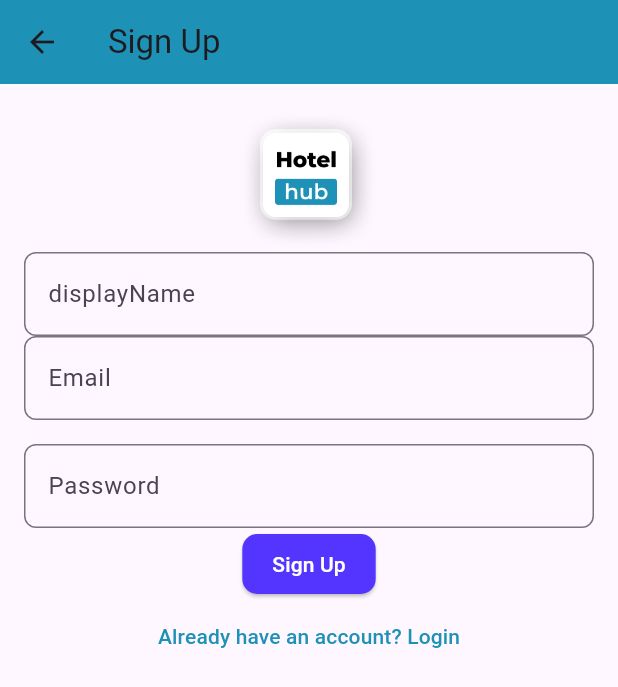
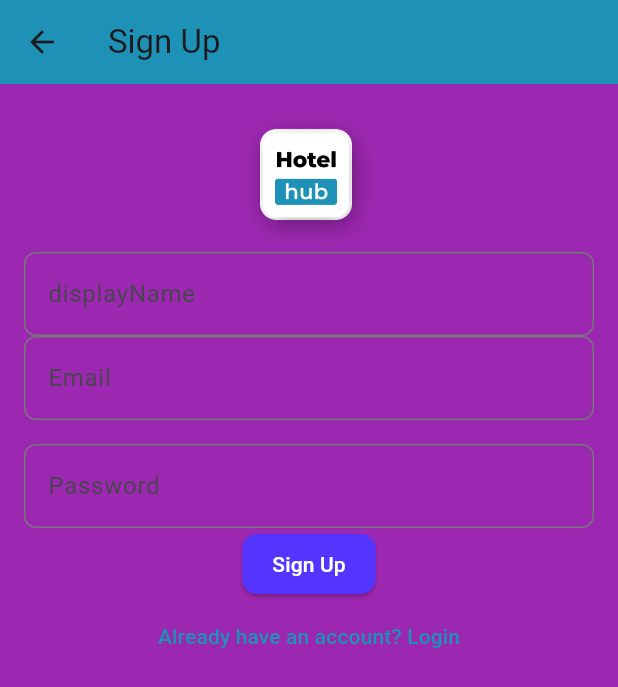
Before and after one commit to YourboiPrince/Hotel_Management, a Flutter app: the SignUpScreen screen opened by its route, on a phone screen of 412 x 824 dp. Shown: the top 687 px of the screen. Run offline on Flutter 3.47's test engine with Material 3 defaults, Android fonts, the phone set to English and light mode, and no system bars; our stand-ins replace awesome_dialog, cloud_firestore, firebase_auth, firebase_core, flutter_iconly; accounts and stored records are empty; generated files the repository leaves out were written again; network calls fail.

Commit message:
firestore commit

```diff
--- a/lib/presentation/authentication/screens/signup_screen.dart
+++ b/lib/presentation/authentication/screens/signup_screen.dart
@@ -1,7 +1,5 @@
-// ignore_for_file: use_build_context_synchronously
-
 import 'package:flutter/material.dart';
-import 'package:hotel/home.dart';
+import 'package:hotel/presentation/authentication/screens/login_screen.dart'; // Import login screen
 import 'package:hotel/presentation/authentication/widgets/logo.dart';
 import 'package:provider/provider.dart';
 import 'package:hotel/providers/auth_provider.dart';
@@ -31,7 +29,13 @@ class _CreateUserScreenState extends State<SignUpScreen> {
       appBar: AppBar(
         title: const Text('Sign Up'),
       ),
-      body: Padding(
+      body: Center(
+        child: Container(
+          width: 450,
+          decoration: const BoxDecoration(
+            color: Colors.purple, // Set the background color to purple
+          ),
+          child: Padding(
             padding: const EdgeInsets.all(16.0),
             child: Column(
               children: [
@@ -67,9 +71,9 @@ class _CreateUserScreenState extends State<SignUpScreen> {
                        .createUserWithEmailAndPassword(
                             context, email, password, displayName);
                     // Check if the user is created successfully
-                if (context.read<AuthProvider>().user != null) {
+                    if (context.read<AuthProvider>().user!= null) {
                       Navigator.pushReplacement(context,
-                      MaterialPageRoute(builder: (context) => const MyHomePage()));
+                          MaterialPageRoute(builder: (context) => const LoginScreen()));
                     }
                   },
                   child: const Text('Sign Up'),
@@ -84,6 +88,8 @@ class _CreateUserScreenState extends State<SignUpScreen> {
               ],
             ),
           ),
+        ),
+      ),
     );
   }
 }
```
Also changed, not shown: lib/counter.dart (deleted, +0 -10 lines). Lines whose indentation alone changed are shown as unchanged.
